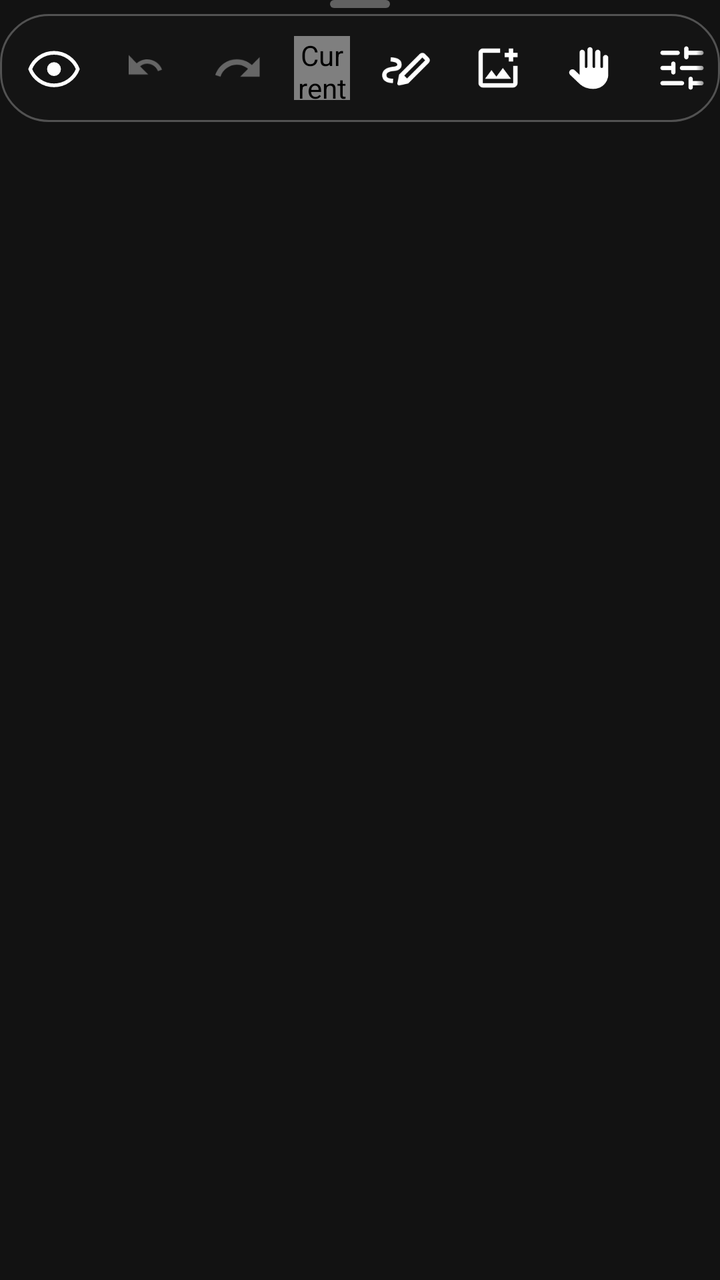
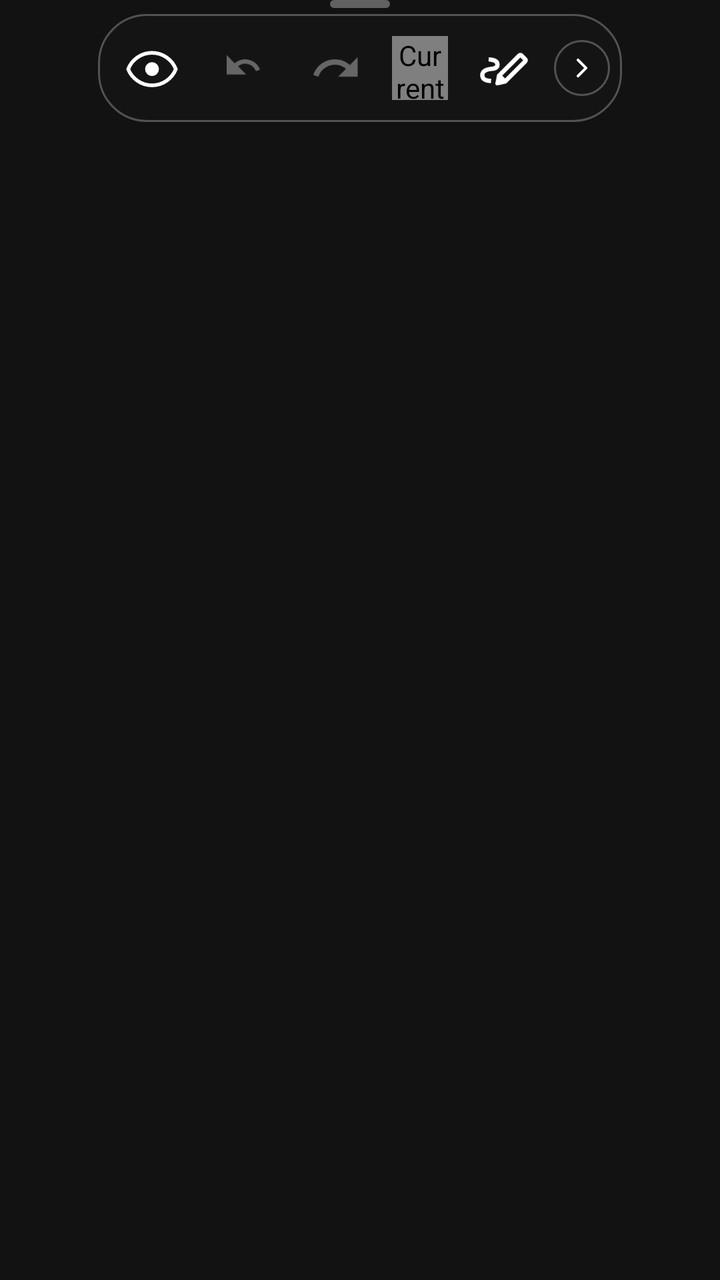

Screens rendered from an Android XML layout before and after an edit, with the pre-edit source and the edit as a unified diff.
<!-- AndroidManifest.xml: application theme Theme.DrawAnywhere -->
<!-- res/layout/overlay_toolbar_horizontal.xml -->
<?xml version="1.0" encoding="utf-8"?>
<LinearLayout
    xmlns:android="http://schemas.android.com/apk/res/android"
    android:layout_width="wrap_content"
    android:layout_height="wrap_content"
    android:orientation="vertical"
    android:gravity="center_horizontal">

    <View
        android:layout_width="30dp"
        android:layout_height="4dp"
        android:background="@drawable/bg_grip_handle"
        android:layout_marginBottom="3dp" />

    <LinearLayout
        android:id="@+id/toolbar_content_row"
        android:layout_width="wrap_content"
        android:layout_height="wrap_content"
        android:orientation="horizontal"
        android:gravity="center_vertical"
        android:background="@drawable/bg_toolbar"
        android:paddingStart="4dp"
        android:paddingEnd="4dp"
        android:paddingTop="4dp"
        android:paddingBottom="4dp"
        android:elevation="8dp">

        
        <ImageView
            android:id="@+id/btn_hide"
            android:layout_width="46dp"
            android:layout_height="46dp"
            android:padding="10dp"
            android:src="@drawable/ic_eye"
            android:tint="@color/toolbar_icon_default"
            android:scaleType="fitCenter"
            android:background="@android:color/transparent"
            android:clickable="true"
            android:focusable="true"
            android:contentDescription="@string/cd_btn_hide" />

        
        <ImageView
            android:id="@+id/btn_undo"
            android:layout_width="46dp"
            android:layout_height="46dp"
            android:padding="10dp"
            android:src="@drawable/ic_undo"
            android:tint="@color/toolbar_icon_default"
            android:scaleType="fitCenter"
            android:background="@android:color/transparent"
            android:clickable="true"
            android:focusable="true"
            android:alpha="0.35"
            android:enabled="false"
            android:contentDescription="@string/cd_btn_undo" />

        
        <ImageView
            android:id="@+id/btn_redo"
            android:layout_width="46dp"
            android:layout_height="46dp"
            android:padding="10dp"
            android:src="@drawable/ic_redo"
            android:tint="@color/toolbar_icon_default"
            android:scaleType="fitCenter"
            android:background="@android:color/transparent"
            android:clickable="true"
            android:focusable="true"
            android:alpha="0.35"
            android:enabled="false"
            android:contentDescription="Redo" />

        <com.drawanywhere.app.ColorDropView
            android:id="@+id/view_color_dot"
            android:layout_width="28dp"
            android:layout_height="32dp"
            android:layout_marginStart="5dp"
            android:layout_marginEnd="5dp"
            android:clickable="true"
            android:focusable="true"
            android:contentDescription="@string/cd_color_dot" />

        <ImageView
            android:id="@+id/btn_tools"
            android:layout_width="46dp"
            android:layout_height="46dp"
            android:padding="10dp"
            android:src="@drawable/ic_pen"
            android:tint="@color/toolbar_icon_default"
            android:scaleType="fitCenter"
            android:background="@android:color/transparent"
            android:clickable="true"
            android:focusable="true"
            android:contentDescription="@string/cd_btn_tools" />

        <View
            android:id="@+id/toolbar_divider"
            android:layout_width="1dp"
            android:layout_height="26dp"
            android:background="@color/toolbar_divider"
            android:layout_marginStart="2dp"
            android:layout_marginEnd="2dp"
            android:visibility="gone" />

        <HorizontalScrollView
            android:id="@+id/toolbar_scroll_container"
            android:layout_width="wrap_content"
            android:layout_height="wrap_content"
            android:scrollbars="none"
            android:overScrollMode="never"
            android:requiresFadingEdge="horizontal"
            android:fadingEdgeLength="@dimen/toolbar_fading_edge_length">

            <LinearLayout
                android:id="@+id/toolbar_scroll_inner"
                android:layout_width="wrap_content"
                android:layout_height="wrap_content"
                android:orientation="horizontal"
                android:gravity="center_vertical">

                <ImageView
                    android:id="@+id/btn_add_image"
                    android:layout_width="46dp"
                    android:layout_height="46dp"
                    android:padding="10dp"
                    android:src="@drawable/ic_image"
                    android:tint="@color/toolbar_icon_default"
                    android:scaleType="fitCenter"
                    android:background="@android:color/transparent"
                    android:clickable="true"
                    android:focusable="true"
                    android:contentDescription="@string/cd_btn_image" />

                <ImageView
                    android:id="@+id/btn_finger"
                    android:layout_width="46dp"
                    android:layout_height="46dp"
                    android:padding="10dp"
                    android:src="@drawable/ic_finger"
                    android:tint="@color/toolbar_icon_default"
                    android:scaleType="fitCenter"
                    android:background="@android:color/transparent"
                    android:clickable="true"
                    android:focusable="true"
                    android:contentDescription="@string/cd_btn_finger" />

                <ImageView
                    android:id="@+id/btn_settings"
                    android:layout_width="46dp"
                    android:layout_height="46dp"
                    android:padding="10dp"
                    android:src="@drawable/ic_settings"
                    android:tint="@color/toolbar_icon_default"
                    android:scaleType="fitCenter"
                    android:background="@android:color/transparent"
                    android:clickable="true"
                    android:focusable="true"
                    android:contentDescription="@string/cd_btn_settings" />

            </LinearLayout>
        </HorizontalScrollView>

        <FrameLayout
            android:id="@+id/btn_collapse_arrow_container"
            android:layout_width="28dp"
            android:layout_height="28dp"
            android:layout_marginStart="2dp"
            android:background="@drawable/bg_collapse_pill">
            <ImageView
                android:id="@+id/btn_collapse_arrow"
                android:layout_width="match_parent"
                android:layout_height="match_parent"
                android:padding="6dp"
                android:src="@drawable/ic_chevron_right"
                android:tint="@color/toolbar_icon_default"
                android:scaleType="fitCenter"
                android:clickable="true"
                android:focusable="true"
                android:contentDescription="@string/cd_btn_collapse" />
        </FrameLayout>

    </LinearLayout>

</LinearLayout>
<!-- resources referenced by this layout -->
<resources>
  <color name="toolbar_divider">#44FFFFFF</color>
  <color name="toolbar_icon_default">#FFFFFFFF</color>
  <dimen name="toolbar_fading_edge_length">18dp</dimen>
  <!-- drawable bg_collapse_pill (drawable) -->
  <?xml version="1.0" encoding="utf-8"?>
  <shape xmlns:android="http://schemas.android.com/apk/res/android"
      android:shape="oval">
      <solid android:color="@color/toolbar_bg" />
      <stroke
          android:width="1dp"
          android:color="@color/toolbar_divider" />
  </shape>
  <!-- drawable bg_grip_handle (drawable) -->
  <?xml version="1.0" encoding="utf-8"?>
  <shape xmlns:android="http://schemas.android.com/apk/res/android"
      android:shape="rectangle">
      <solid android:color="#55FFFFFF" />
      <corners android:radius="3dp" />
  </shape>
  <!-- drawable bg_toolbar (drawable) -->
  <?xml version="1.0" encoding="utf-8"?>
  <shape xmlns:android="http://schemas.android.com/apk/res/android"
      android:shape="rectangle">
  
      <solid android:color="@color/toolbar_bg" />
  
      <corners android:radius="24dp" />
  
      <stroke
          android:width="1dp"
          android:color="@color/toolbar_divider" />
  
  </shape>
  <!-- drawable ic_chevron_right (drawable) -->
  <?xml version="1.0" encoding="utf-8"?>
  <vector xmlns:android="http://schemas.android.com/apk/res/android"
      android:width="24dp" android:height="24dp"
      android:viewportWidth="24" android:viewportHeight="24">
      <path
          android:pathData="M9,6L15,12L9,18"
          android:fillColor="#00000000"
          android:strokeColor="#FFFFFFFF"
          android:strokeWidth="2"
          android:strokeLineCap="round"
          android:strokeLineJoin="round" />
  </vector>
  <!-- drawable ic_redo (drawable) -->
  <vector xmlns:android="http://schemas.android.com/apk/res/android"
      android:width="24dp" android:height="24dp"
      android:viewportWidth="24" android:viewportHeight="24">
    <path android:fillColor="@android:color/white"
        android:pathData="M18.4,10.6C16.55,8.99 14.15,8 11.5,8c-4.65,0 -8.58,3.03 -9.96,7.22L3.9,16c1.05,-3.19 4.05,-5.5 7.6,-5.5 1.95,0 3.73,0.72 5.12,1.88L13,16h9L22,7l-3.6,3.6z"/>
  </vector>
  <!-- drawable ic_undo (drawable) -->
  <?xml version="1.0" encoding="utf-8"?>
  <vector xmlns:android="http://schemas.android.com/apk/res/android"
      android:width="24dp"
      android:height="24dp"
      android:viewportWidth="24"
      android:viewportHeight="24">
  
      <path
          android:pathData="M12.5,8C10.65,8 8.99,8.7 7.7,9.83L4,6V15H13L9.27,11.27C10.16,10.49 11.28,10 12.5,10C14.77,10 16.72,11.44 17.5,13.45L19.41,12.74C18.29,9.87 15.61,8 12.5,8Z"
          android:fillColor="#FFFFFFFF" />
  
  </vector>
  <string name="cd_btn_collapse">Collapse or expand toolbar</string>
  <string name="cd_btn_finger">Toggle touch pass-through</string>
  <string name="cd_btn_hide">Hide or show canvas</string>
  <string name="cd_btn_image">Add image from gallery</string>
  <string name="cd_btn_settings">Open settings</string>
  <string name="cd_btn_tools">Select drawing tool</string>
  <string name="cd_btn_undo">Undo last stroke</string>
  <string name="cd_color_dot">Current drawing color</string>
  <color name="toolbar_bg">#E8141414</color>
  <color name="colorPrimary">#FFB73A3A</color>
  <color name="colorPrimaryVariant">#FF8B0000</color>
  <color name="colorOnPrimary">#FFFFFFFF</color>
  <color name="colorSecondary">#FF444444</color>
  <color name="colorOnSecondary">#FFFFFFFF</color>
  <color name="colorError">#FFCF6679</color>
  <color name="colorOnError">#FF000000</color>
  <color name="colorSurface">#FF1C1C1C</color>
  <color name="colorOnSurface">#FFFFFFFF</color>
  <color name="colorBackground">#FF121212</color>
  <!-- unchanged entries left out for length: 6 -->
</resources>

<!-- the commit's change to res/layout/overlay_toolbar_horizontal.xml (unified diff, before → after) -->
@@ -25,7 +25,6 @@
         android:paddingBottom="4dp"
         android:elevation="8dp">
 
-        
         <ImageView
             android:id="@+id/btn_hide"
             android:layout_width="46dp"
@@ -39,7 +38,6 @@
             android:focusable="true"
             android:contentDescription="@string/cd_btn_hide" />
 
-        
         <ImageView
             android:id="@+id/btn_undo"
             android:layout_width="46dp"
@@ -55,7 +53,6 @@
             android:enabled="false"
             android:contentDescription="@string/cd_btn_undo" />
 
-        
         <ImageView
             android:id="@+id/btn_redo"
             android:layout_width="46dp"
@@ -94,6 +91,27 @@
             android:focusable="true"
             android:contentDescription="@string/cd_btn_tools" />
 
+        
+        <FrameLayout
+            android:id="@+id/btn_collapse_arrow_container"
+            android:layout_width="28dp"
+            android:layout_height="28dp"
+            android:layout_marginStart="2dp"
+            android:layout_marginEnd="2dp"
+            android:background="@drawable/bg_collapse_pill">
+            <ImageView
+                android:id="@+id/btn_collapse_arrow"
+                android:layout_width="match_parent"
+                android:layout_height="match_parent"
+                android:padding="6dp"
+                android:src="@drawable/ic_chevron_right"
+                android:tint="@color/toolbar_icon_default"
+                android:scaleType="fitCenter"
+                android:clickable="true"
+                android:focusable="true"
+                android:contentDescription="@string/cd_btn_collapse" />
+        </FrameLayout>
+
         <View
             android:id="@+id/toolbar_divider"
             android:layout_width="1dp"
@@ -110,7 +128,8 @@
             android:scrollbars="none"
             android:overScrollMode="never"
             android:requiresFadingEdge="horizontal"
-            android:fadingEdgeLength="@dimen/toolbar_fading_edge_length">
+            android:fadingEdgeLength="@dimen/toolbar_fading_edge_length"
+            android:visibility="gone">
 
             <LinearLayout
                 android:id="@+id/toolbar_scroll_inner"
@@ -161,25 +180,6 @@
             </LinearLayout>
         </HorizontalScrollView>
 
-        <FrameLayout
-            android:id="@+id/btn_collapse_arrow_container"
-            android:layout_width="28dp"
-            android:layout_height="28dp"
-            android:layout_marginStart="2dp"
-            android:background="@drawable/bg_collapse_pill">
-            <ImageView
-                android:id="@+id/btn_collapse_arrow"
-                android:layout_width="match_parent"
-                android:layout_height="match_parent"
-                android:padding="6dp"
-                android:src="@drawable/ic_chevron_right"
-                android:tint="@color/toolbar_icon_default"
-                android:scaleType="fitCenter"
-                android:clickable="true"
-                android:focusable="true"
-                android:contentDescription="@string/cd_btn_collapse" />
-        </FrameLayout>
-
     </LinearLayout>
 
 </LinearLayout>
